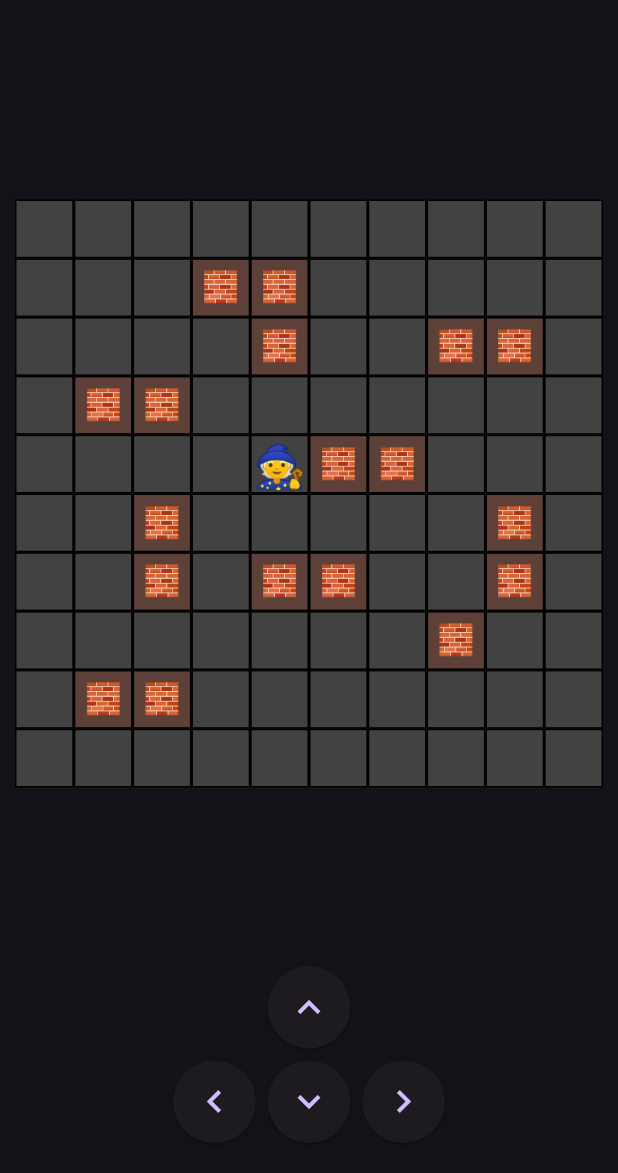
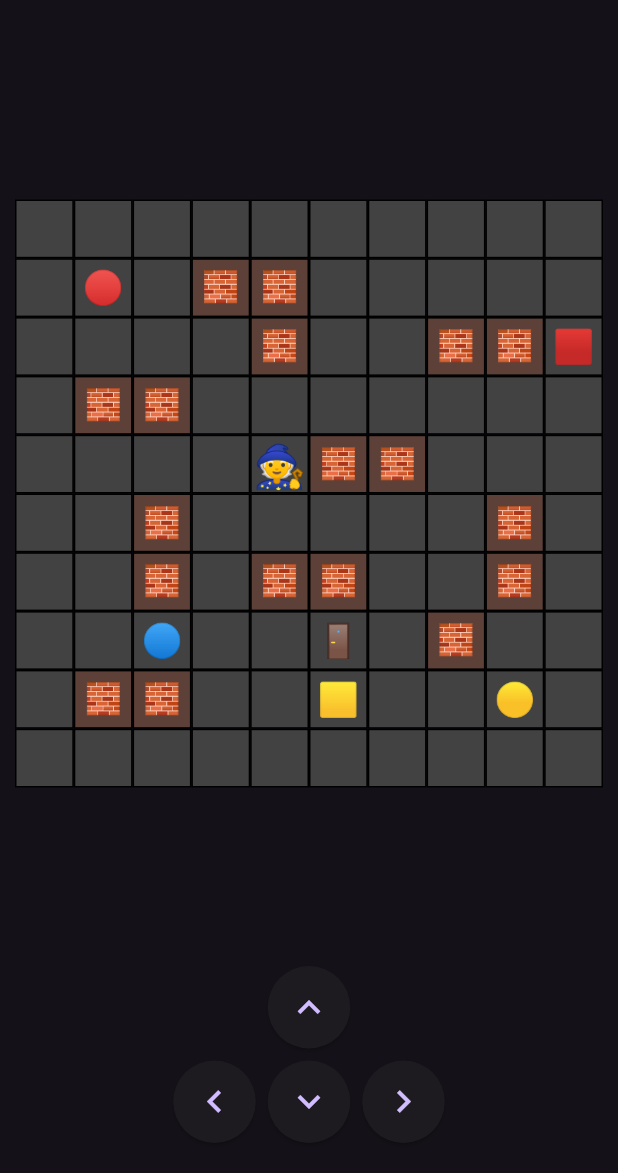
Before and after one commit to RahulKava19/magic_tower, a Flutter app: the screen it shows after launch, on a phone screen of 412 x 824 dp, the part 63-1236 px from its top. Run offline on Flutter 3.47's test engine with Material 3 defaults, Android fonts, the phone set to English and light mode, and no system bars.

Commit message:
Add Key and Door models and add functionalities for collecting the key nd opening the door

```diff
--- a/lib/game/game_map.dart
+++ b/lib/game/game_map.dart
@@ -1,4 +1,7 @@
 //To store the structure of the map
+
+import '../models/door.dart';
+import '../models/key.dart';
 
 enum TileType {
   floor,
@@ -9,6 +12,41 @@ class GameMap {
   static const int rows = 10;
   static const int columns = 10;
 
+  static final List<KeyItem> floor1Keys = [
+    KeyItem(
+      row: 1,
+      column: 1,
+      color: KeyColor.red,
+    ),
+    KeyItem(
+      row: 7,
+      column: 2,
+      color: KeyColor.blue,
+    ),
+    KeyItem(
+      row: 8,
+      column: 8,
+      color: KeyColor.yellow,
+    ),
+  ];
+
+  static final List<Door> floor1Doors = [
+    Door(
+      row: 2,
+      column: 9,
+      color: KeyColor.red,
+    ),
+    Door(
+      row: 7,
+      column: 5,
+      color: KeyColor.blue,
+    ),
+    Door(
+      row: 8,
+      column: 5,
+      color: KeyColor.yellow,
+    ),
+  ];
   static const List<List<TileType>> floor1 = [
     [
       TileType.floor,
@@ -135,4 +173,26 @@ class GameMap {
   static bool isWall(int row, int column) {
     return floor1[row][column] == TileType.wall;
   }
+
+  static KeyItem? getKeyAt(int row, int column) {
+    for (final key in floor1Keys) {
+      if (key.row == row &&
+          key.column == column &&
+          !key.isCollected) {
+        return key;
+      }
+    }
+
+    return null;
+  }
+
+  static Door? getDoorAt(int row, int column) {
+    for (final door in floor1Doors) {
+      if (door.row == row && door.column == column) {
+        return door;
+      }
+    }
+
+    return null;
+  }
 }
--- /dev/null
+++ b/lib/models/door.dart
@@ -0,0 +1,16 @@
+import 'key.dart';
+
+class Door {
+  final int row;
+  final int column;
+  final KeyColor color;
+
+  bool isOpen;
+
+  Door({
+    required this.row,
+    required this.column,
+    required this.color,
+    this.isOpen = false,
+  });
+}
--- /dev/null
+++ b/lib/models/key.dart
@@ -0,0 +1,20 @@
+enum KeyColor {
+  red,
+  blue,
+  yellow,
+}
+
+class KeyItem {
+  final int row;
+  final int column;
+  final KeyColor color;
+
+  bool isCollected;
+
+  KeyItem({
+    required this.row,
+    required this.column,
+    required this.color,
+    this.isCollected = false,
+  });
+}
--- a/lib/models/player.dart
+++ b/lib/models/player.dart
@@ -4,8 +4,15 @@ class Player {
   int row;
   int column;
 
+  int redKeys;
+  int blueKeys;
+  int yellowKeys;
+
   Player({
     this.row = 4,
     this.column = 4,
+    this.redKeys = 0,
+    this.blueKeys = 0,
+    this.yellowKeys = 0,
   });
 }
--- a/lib/screens/game_screen.dart
+++ b/lib/screens/game_screen.dart
@@ -3,6 +3,8 @@
 import 'package:flutter/material.dart';
 import '../game/game_map.dart';
 import '../models/player.dart';
+import '../models/door.dart';
+import '../models/key.dart';
 import '../widgets/game_board.dart';
 
 class GameScreen extends StatefulWidget {
@@ -15,6 +17,8 @@ class GameScreen extends StatefulWidget {
 class _GameScreenState extends State<GameScreen> {
   final Player player = Player();
 
+
+  //This will be called from the _movementButton
   void movePlayer(int rowChange, int columnChange) {
     final int newRow = player.row + rowChange;
     final int newColumn = player.column + columnChange;
@@ -32,10 +36,84 @@ class _GameScreenState extends State<GameScreen> {
       return;
     }
 
+    // Check if destination contains a door
+    final door = GameMap.getDoorAt(newRow, newColumn);
+    if (door != null && !door.isOpen) {
+      if (!_unlockDoor(door)) {
+        return;
+      }
+    }
+
     setState(() {
       player.row = newRow;
       player.column = newColumn;
     });
+
+    collectKey();
+  }
+
+  //If the current box is having the key then
+  // Increase the count of that color key and change the state of key.
+  void collectKey() {
+    for (final key in GameMap.floor1Keys) {
+      if (key.row == player.row &&
+          key.column == player.column &&
+          !key.isCollected) {
+        setState(() {
+          key.isCollected = true;
+
+          switch (key.color) {
+            case KeyColor.red:
+              player.redKeys++;
+              break;
+
+            case KeyColor.blue:
+              player.blueKeys++;
+              break;
+
+            case KeyColor.yellow:
+              player.yellowKeys++;
+              break;
+          }
+        });
+
+        return;
+      }
+    }
+  }
+
+  // CHeck that same color key is available or not.
+  // If key is available then decrease it and remove the door.
+  bool _unlockDoor(Door door) {
+    switch (door.color) {
+      case KeyColor.red:
+        if (player.redKeys <= 0) {
+          return false;
+        }
+
+        player.redKeys--;
+        break;
+
+      case KeyColor.blue:
+        if (player.blueKeys <= 0) {
+          return false;
+        }
+
+        player.blueKeys--;
+        break;
+
+      case KeyColor.yellow:
+        if (player.yellowKeys <= 0) {
+          return false;
+        }
+
+        player.yellowKeys--;
+        break;
+    }
+
+    door.isOpen = true;
+
+    return true;
   }
 
   @override
--- a/lib/widgets/game_board.dart
+++ b/lib/widgets/game_board.dart
@@ -2,6 +2,8 @@
 
 import 'package:flutter/material.dart';
 import '../game/game_map.dart';
+import '../models/door.dart';
+import '../models/key.dart';
 import '../models/player.dart';
 
 class GameBoard extends StatelessWidget {
@@ -31,6 +33,10 @@ class GameBoard extends StatelessWidget {
 
           final bool isWall = GameMap.isWall(row, column);
 
+          final KeyItem? keyItem = GameMap.getKeyAt(row, column);
+
+          final Door? door = GameMap.getDoorAt(row, column);
+
           return Container(
             decoration: BoxDecoration(
               color: isWall
@@ -42,20 +48,83 @@ class GameBoard extends StatelessWidget {
               ),
             ),
             alignment: Alignment.center,
-            child: isPlayer
-                ? const Text(
-              '🧙',
-              style: TextStyle(fontSize: 28),
-            )
-                : isWall
-                ? const Text(
-              '🧱',
-              style: TextStyle(fontSize: 20),
-            )
-                : null,
+            child: _buildCellContent(
+              isPlayer: isPlayer,
+              isWall: isWall,
+              keyItem: keyItem,
+              door: door,
+            ),
           );
         },
       ),
     );
   }
+
+  Widget? _buildCellContent({
+    required bool isPlayer,
+    required bool isWall,
+    required KeyItem? keyItem,
+    required Door? door,
+  }) {
+
+    // Player has highest priority.
+    if (isPlayer) {
+      return const Text(
+        '🧙',
+        style: TextStyle(fontSize: 28),
+      );
+    }
+
+    // Wall
+    if (isWall) {
+      return const Text(
+        '🧱',
+        style: TextStyle(fontSize: 20),
+      );
+    }
+
+    // Door
+    if (door != null && !door.isOpen) {
+      return Text(
+        _getDoorEmoji(door.color),
+        style: const TextStyle(fontSize: 22),
+      );
+    }
+
+    // Key
+    if (keyItem != null) {
+      return Text(
+        _getKeyEmoji(keyItem.color),
+        style: const TextStyle(fontSize: 22),
+      );
+    }
+
+    return null;
+  }
+
+  String _getKeyEmoji(KeyColor color) {
+    switch (color) {
+      case KeyColor.red:
+        return '🔴';
+
+      case KeyColor.blue:
+        return '🔵';
+
+      case KeyColor.yellow:
+        return '🟡';
+    }
+  }
+
+  String _getDoorEmoji(KeyColor color) {
+    switch (color) {
+      case KeyColor.red:
+        return '🟥';
+
+      case KeyColor.blue:
+        return '🚪';
+
+      case KeyColor.yellow:
+        return '🟨';
+    }
+  }
 }
```
Also changed, not shown: 1 other file.
